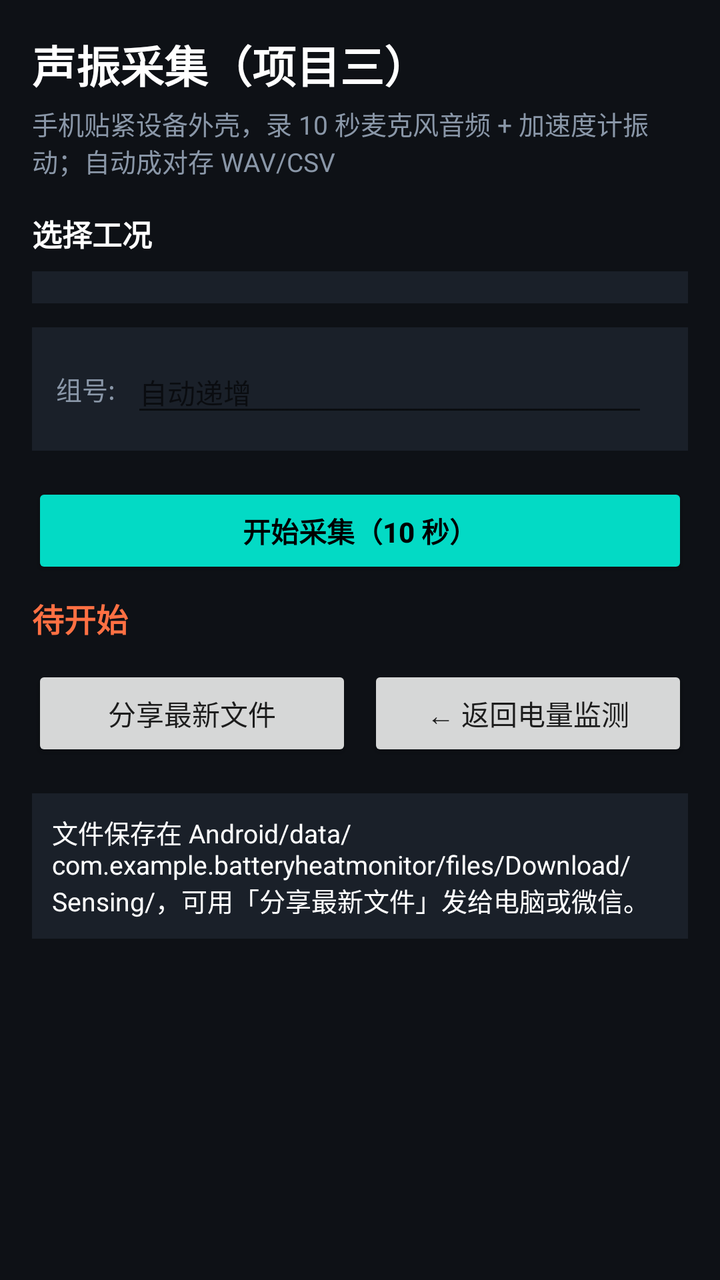
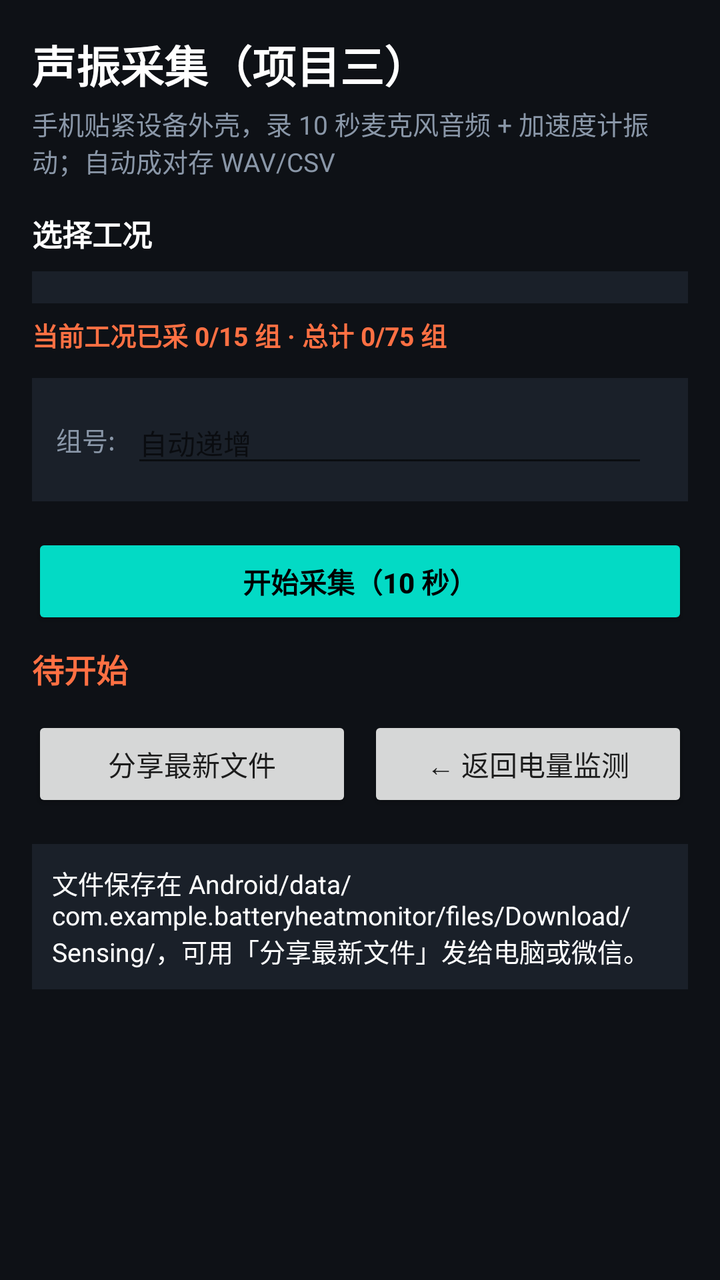

Two renders of the same Android screen: before a commit and after it. Below are the layout's source before the change and the commit's diff.
<!-- AndroidManifest.xml: application theme Theme.BatteryHeatMonitor -->
<!-- res/layout/activity_sensing.xml -->
<?xml version="1.0" encoding="utf-8"?>
<ScrollView xmlns:android="http://schemas.android.com/apk/res/android"
    android:layout_width="match_parent"
    android:layout_height="match_parent"
    android:background="@color/bg">

    <LinearLayout
        android:layout_width="match_parent"
        android:layout_height="wrap_content"
        android:orientation="vertical"
        android:padding="16dp">

        <TextView
            android:layout_width="wrap_content"
            android:layout_height="wrap_content"
            android:text="声振采集（项目三）"
            android:textColor="@color/white"
            android:textSize="22sp"
            android:textStyle="bold" />

        <TextView
            android:layout_width="wrap_content"
            android:layout_height="wrap_content"
            android:layout_marginTop="4dp"
            android:text="手机贴紧设备外壳，录 10 秒麦克风音频 + 加速度计振动；自动成对存 WAV/CSV"
            android:textColor="@color/text_dim"
            android:textSize="13sp" />

        
        <TextView
            android:layout_width="wrap_content"
            android:layout_height="wrap_content"
            android:layout_marginTop="16dp"
            android:text="选择工况"
            android:textColor="@color/white"
            android:textSize="15sp"
            android:textStyle="bold" />

        <Spinner
            android:id="@+id/spinnerCond"
            android:layout_width="match_parent"
            android:layout_height="wrap_content"
            android:layout_marginTop="8dp"
            android:background="@color/panel"
            android:padding="8dp" />

        
        <LinearLayout
            android:layout_width="match_parent"
            android:layout_height="wrap_content"
            android:layout_marginTop="12dp"
            android:background="@color/panel"
            android:gravity="center_vertical"
            android:orientation="horizontal"
            android:padding="12dp">

            <TextView
                android:layout_width="wrap_content"
                android:layout_height="wrap_content"
                android:text="组号:"
                android:textColor="@color/text_dim"
                android:textSize="13sp" />

            <EditText
                android:id="@+id/etGroup"
                android:layout_width="0dp"
                android:layout_height="wrap_content"
                android:layout_weight="1"
                android:layout_marginStart="8dp"
                android:layout_marginEnd="8dp"
                android:hint="自动递增"
                android:inputType="number"
                android:textColor="@color/white"
                android:textSize="14sp" />
        </LinearLayout>

        
        <Button
            android:id="@+id/btnCapture"
            android:layout_width="match_parent"
            android:layout_height="wrap_content"
            android:layout_marginTop="16dp"
            android:backgroundTint="@color/accent"
            android:text="开始采集（10 秒）"
            android:textColor="@color/black"
            android:textStyle="bold" />

        <TextView
            android:id="@+id/tvCountdown"
            android:layout_width="wrap_content"
            android:layout_height="wrap_content"
            android:layout_marginTop="8dp"
            android:text="待开始"
            android:textColor="@color/line_temp"
            android:textSize="16sp"
            android:textStyle="bold" />

        
        <LinearLayout
            android:layout_width="match_parent"
            android:layout_height="wrap_content"
            android:layout_marginTop="12dp"
            android:orientation="horizontal">

            <Button
                android:id="@+id/btnShare"
                android:layout_width="0dp"
                android:layout_height="wrap_content"
                android:layout_weight="1"
                android:layout_marginEnd="4dp"
                android:text="分享最新文件" />

            <Button
                android:id="@+id/btnBack"
                android:layout_width="0dp"
                android:layout_height="wrap_content"
                android:layout_weight="1"
                android:layout_marginStart="4dp"
                android:text="← 返回电量监测" />
        </LinearLayout>

        <TextView
            android:id="@+id/tvResult"
            android:layout_width="match_parent"
            android:layout_height="wrap_content"
            android:layout_marginTop="16dp"
            android:background="@color/panel"
            android:padding="10dp"
            android:text="文件保存在 Android/data/com.example.batteryheatmonitor/files/Download/Sensing/，可用「分享最新文件」发给电脑或微信。"
            android:textColor="@color/white"
            android:textSize="13sp" />

    </LinearLayout>
</ScrollView>
<!-- resources referenced by this layout -->
<resources>
  <color name="accent">#FF03DAC5</color>
  <color name="bg">#FF0E1116</color>
  <color name="black">#FF000000</color>
  <color name="line_temp">#FFFF7043</color>
  <color name="panel">#FF1A2029</color>
  <color name="text_dim">#FF8A97A8</color>
  <color name="white">#FFFFFFFF</color>
  <style name="Theme.BatteryHeatMonitor" parent="Theme.AppCompat.DayNight.NoActionBar">
          <item name="colorPrimary">@color/accent</item>
          <item name="colorPrimaryDark">@color/bg</item>
          <item name="colorAccent">@color/accent</item>
          <item name="android:windowBackground">@color/bg</item>
      </style>
</resources>

<!-- the commit's change to res/layout/activity_sensing.xml (unified diff, before → after) -->
@@ -43,6 +43,17 @@
             android:layout_marginTop="8dp"
             android:background="@color/panel"
             android:padding="8dp" />
+
+        
+        <TextView
+            android:id="@+id/tvProgress"
+            android:layout_width="wrap_content"
+            android:layout_height="wrap_content"
+            android:layout_marginTop="6dp"
+            android:text="当前工况已采 0/15 组 · 总计 0/75 组"
+            android:textColor="@color/line_temp"
+            android:textSize="13sp"
+            android:textStyle="bold" />
 
         
         <LinearLayout
